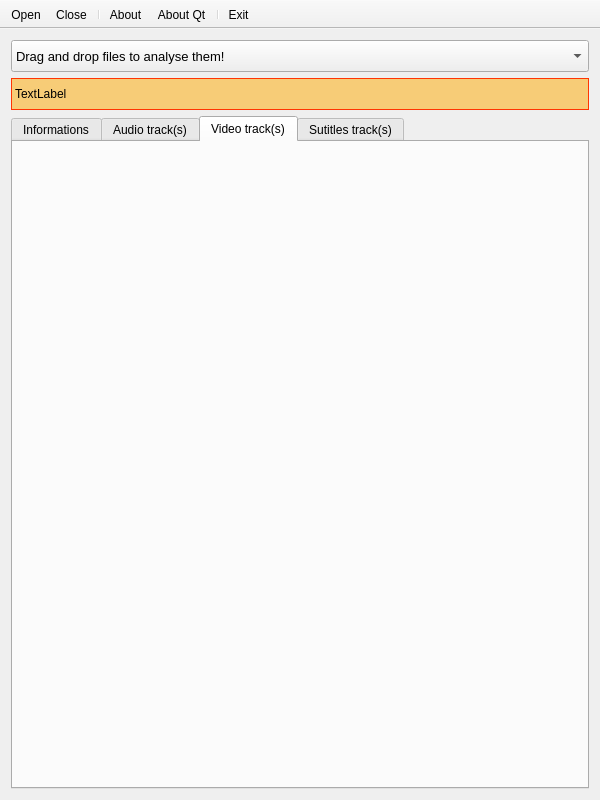
Before: the Qt Designer form mini_analyser/ui/mainwindow.ui in emericg/MiniVideo, drawn with Qt 5.
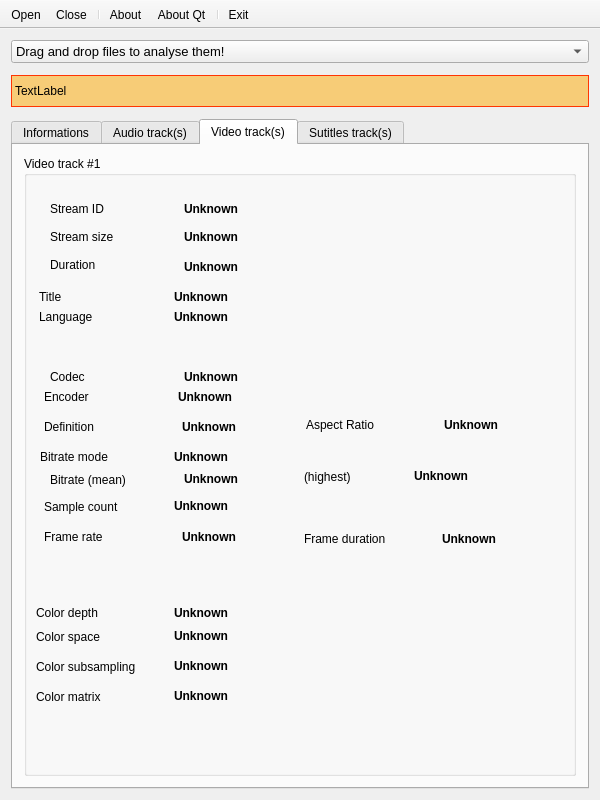
After: the same form once the commit is applied. The open tabs and pages were chosen to show the change. Icons and pictures are not drawn.

Commit message: A few more meta-datas displayed by mini analyzer

```diff
--- a/mini_analyser/ui/mainwindow.ui
+++ b/mini_analyser/ui/mainwindow.ui
@@ -34,6 +34,53 @@
   </property>
   <widget class="QWidget" name="centralWidget">
    <layout class="QGridLayout" name="gridLayout">
+    <property name="verticalSpacing">
+     <number>12</number>
+    </property>
+    <item row="1" column="0">
+     <widget class="QLabel" name="statusLabel">
+      <property name="minimumSize">
+       <size>
+        <width>0</width>
+        <height>32</height>
+       </size>
+      </property>
+      <property name="styleSheet">
+       <string notr="true">border: 1px solid rgb(255, 53, 3);
+background: rgba(255, 170, 0, 128);</string>
+      </property>
+      <property name="text">
+       <string>TextLabel</string>
+      </property>
+     </widget>
+    </item>
+    <item row="0" column="0">
+     <widget class="QComboBox" name="file_comboBox">
+      <property name="font">
+       <font>
+        <pointsize>10</pointsize>
+       </font>
+      </property>
+      <property name="acceptDrops">
+       <bool>true</bool>
+      </property>
+      <property name="iconSize">
+       <size>
+        <width>24</width>
+        <height>24</height>
+       </size>
+      </property>
+      <item>
+       <property name="text">
+        <string>Drag and drop files to analyse them!</string>
+       </property>
+       <property name="icon">
+        <iconset resource="../resources/resources.qrc">
+         <normaloff>:/icons/icons/dialog-information.svg</normaloff>:/icons/icons/dialog-information.svg</iconset>
+       </property>
+      </item>
+     </widget>
+    </item>
     <item row="2" column="0">
      <widget class="QTabWidget" name="tabWidget">
       <property name="acceptDrops">
@@ -791,6 +838,680 @@
        <attribute name="title">
         <string>Video track(s)</string>
        </attribute>
+       <layout class="QGridLayout" name="gridLayout_5">
+        <item row="0" column="0">
+         <widget class="QGroupBox" name="groupBox">
+          <property name="title">
+           <string>Video track #1</string>
+          </property>
+          <widget class="QLabel" name="label_50">
+           <property name="geometry">
+            <rect>
+             <x>12</x>
+             <y>500</y>
+             <width>132</width>
+             <height>21</height>
+            </rect>
+           </property>
+           <property name="text">
+            <string>Color subsampling</string>
+           </property>
+          </widget>
+          <widget class="QLabel" name="label_video_id_2">
+           <property name="geometry">
+            <rect>
+             <x>160</x>
+             <y>42</y>
+             <width>128</width>
+             <height>22</height>
+            </rect>
+           </property>
+           <property name="font">
+            <font>
+             <weight>75</weight>
+             <bold>true</bold>
+            </font>
+           </property>
+           <property name="text">
+            <string>Unknown</string>
+           </property>
+           <property name="textInteractionFlags">
+            <set>Qt::LinksAccessibleByMouse|Qt::TextSelectableByKeyboard|Qt::TextSelectableByMouse</set>
+           </property>
+          </widget>
+          <widget class="QLabel" name="label_51">
+           <property name="geometry">
+            <rect>
+             <x>20</x>
+             <y>370</y>
+             <width>132</width>
+             <height>22</height>
+            </rect>
+           </property>
+           <property name="text">
+            <string>Frame rate</string>
+           </property>
+          </widget>
+          <widget class="QLabel" name="label_video_bitratemode_2">
+           <property name="geometry">
+            <rect>
+             <x>150</x>
+             <y>290</y>
+             <width>128</width>
+             <height>22</height>
+            </rect>
+           </property>
+           <property name="font">
+            <font>
+             <weight>75</weight>
+             <bold>true</bold>
+            </font>
+           </property>
+           <property name="text">
+            <string>Unknown</string>
+           </property>
+           <property name="textInteractionFlags">
+            <set>Qt::LinksAccessibleByMouse|Qt::TextSelectableByKeyboard|Qt::TextSelectableByMouse</set>
+           </property>
+          </widget>
+          <widget class="QLabel" name="label_39">
+           <property name="geometry">
+            <rect>
+             <x>26</x>
+             <y>42</y>
+             <width>128</width>
+             <height>22</height>
+            </rect>
+           </property>
+           <property name="text">
+            <string>Stream ID</string>
+           </property>
+          </widget>
+          <widget class="QLabel" name="label_52">
+           <property name="geometry">
+            <rect>
+             <x>26</x>
+             <y>98</y>
+             <width>128</width>
+             <height>22</height>
+            </rect>
+           </property>
+           <property name="text">
+            <string>Duration</string>
+           </property>
+          </widget>
+          <widget class="QLabel" name="label_53">
+           <property name="geometry">
+            <rect>
+             <x>16</x>
+             <y>290</y>
+             <width>128</width>
+             <height>22</height>
+            </rect>
+           </property>
+           <property name="text">
+            <string>Bitrate mode</string>
+           </property>
+          </widget>
+          <widget class="QLabel" name="label_video_def_2">
+           <property name="geometry">
+            <rect>
+             <x>158</x>
+             <y>260</y>
+             <width>128</width>
+             <height>22</height>
+            </rect>
+           </property>
+           <property name="font">
+            <font>
+             <weight>75</weight>
+             <bold>true</bold>
+            </font>
+           </property>
+           <property name="text">
+            <string>Unknown</string>
+           </property>
+           <property name="textInteractionFlags">
+            <set>Qt::LinksAccessibleByMouse|Qt::TextSelectableByKeyboard|Qt::TextSelectableByMouse</set>
+           </property>
+          </widget>
+          <widget class="QLabel" name="label_54">
+           <property name="geometry">
+            <rect>
+             <x>26</x>
+             <y>210</y>
+             <width>128</width>
+             <height>22</height>
+            </rect>
+           </property>
+           <property name="text">
+            <string>Codec</string>
+           </property>
+          </widget>
+          <widget class="QLabel" name="label_video_bitrate_2">
+           <property name="geometry">
+            <rect>
+             <x>160</x>
+             <y>313</y>
+             <width>128</width>
+             <height>21</height>
+            </rect>
+           </property>
+           <property name="font">
+            <font>
+             <weight>75</weight>
+             <bold>true</bold>
+            </font>
+           </property>
+           <property name="text">
+            <string>Unknown</string>
+           </property>
+           <property name="textInteractionFlags">
+            <set>Qt::LinksAccessibleByMouse|Qt::TextSelectableByKeyboard|Qt::TextSelectableByMouse</set>
+           </property>
+          </widget>
+          <widget class="QLabel" name="label_video_color_depth_2">
+           <property name="geometry">
+            <rect>
+             <x>150</x>
+             <y>446</y>
+             <width>128</width>
+             <height>22</height>
+            </rect>
+           </property>
+           <property name="font">
+            <font>
+             <weight>75</weight>
+             <bold>true</bold>
+            </font>
+           </property>
+           <property name="text">
+            <string>Unknown</string>
+           </property>
+           <property name="textInteractionFlags">
+            <set>Qt::LinksAccessibleByMouse|Qt::TextSelectableByKeyboard|Qt::TextSelectableByMouse</set>
+           </property>
+          </widget>
+          <widget class="QLabel" name="label_55">
+           <property name="geometry">
+            <rect>
+             <x>26</x>
+             <y>70</y>
+             <width>128</width>
+             <height>22</height>
+            </rect>
+           </property>
+           <property name="text">
+            <string>Stream size</string>
+           </property>
+          </widget>
+          <widget class="QLabel" name="label_56">
+           <property name="geometry">
+            <rect>
+             <x>26</x>
+             <y>313</y>
+             <width>128</width>
+             <height>21</height>
+            </rect>
+           </property>
+           <property name="text">
+            <string>Bitrate (mean)</string>
+           </property>
+          </widget>
+          <widget class="QLabel" name="label_video_size_2">
+           <property name="geometry">
+            <rect>
+             <x>160</x>
+             <y>70</y>
+             <width>128</width>
+             <height>22</height>
+            </rect>
+           </property>
+           <property name="font">
+            <font>
+             <weight>75</weight>
+             <bold>true</bold>
+            </font>
+           </property>
+           <property name="text">
+            <string>Unknown</string>
+           </property>
+           <property name="textInteractionFlags">
+            <set>Qt::LinksAccessibleByMouse|Qt::TextSelectableByKeyboard|Qt::TextSelectableByMouse</set>
+           </property>
+          </widget>
+          <widget class="QLabel" name="label_video_duration_2">
+           <property name="geometry">
+            <rect>
+             <x>160</x>
+             <y>100</y>
+             <width>128</width>
+             <height>22</height>
+            </rect>
+           </property>
+           <property name="font">
+            <font>
+             <weight>75</weight>
+             <bold>true</bold>
+            </font>
+           </property>
+           <property name="text">
+            <string>Unknown</string>
+           </property>
+           <property name="textInteractionFlags">
+            <set>Qt::LinksAccessibleByMouse|Qt::TextSelectableByKeyboard|Qt::TextSelectableByMouse</set>
+           </property>
+          </widget>
+          <widget class="QLabel" name="label_57">
+           <property name="geometry">
+            <rect>
+             <x>282</x>
+             <y>258</y>
+             <width>132</width>
+             <height>22</height>
+            </rect>
+           </property>
+           <property name="text">
+            <string>Aspect Ratio</string>
+           </property>
+          </widget>
+          <widget class="QLabel" name="label_video_codec_2">
+           <property name="geometry">
+            <rect>
+             <x>160</x>
+             <y>210</y>
+             <width>128</width>
+             <height>22</height>
+            </rect>
+           </property>
+           <property name="font">
+            <font>
+             <weight>75</weight>
+             <bold>true</bold>
+            </font>
+           </property>
+           <property name="text">
+            <string>Unknown</string>
+           </property>
+           <property name="textInteractionFlags">
+            <set>Qt::LinksAccessibleByMouse|Qt::TextSelectableByKeyboard|Qt::TextSelectableByMouse</set>
+           </property>
+          </widget>
+          <widget class="QLabel" name="label_video_ar_2">
+           <property name="geometry">
+            <rect>
+             <x>420</x>
+             <y>258</y>
+             <width>128</width>
+             <height>22</height>
+            </rect>
+           </property>
+           <property name="font">
+            <font>
+             <weight>75</weight>
+             <bold>true</bold>
+            </font>
+           </property>
+           <property name="text">
+            <string>Unknown</string>
+           </property>
+           <property name="textInteractionFlags">
+            <set>Qt::LinksAccessibleByMouse|Qt::TextSelectableByKeyboard|Qt::TextSelectableByMouse</set>
+           </property>
+          </widget>
+          <widget class="QLabel" name="label_video_color_subsampling_2">
+           <property name="geometry">
+            <rect>
+             <x>150</x>
+             <y>500</y>
+             <width>128</width>
+             <height>21</height>
+            </rect>
+           </property>
+           <property name="font">
+            <font>
+             <weight>75</weight>
+             <bold>true</bold>
+            </font>
+           </property>
+           <property name="text">
+            <string>Unknown</string>
+           </property>
+           <property name="textInteractionFlags">
+            <set>Qt::LinksAccessibleByMouse|Qt::TextSelectableByKeyboard|Qt::TextSelectableByMouse</set>
+           </property>
+          </widget>
+          <widget class="QLabel" name="label_58">
+           <property name="geometry">
+            <rect>
+             <x>12</x>
+             <y>446</y>
+             <width>132</width>
+             <height>22</height>
+            </rect>
+           </property>
+           <property name="text">
+            <string>Color depth</string>
+           </property>
+          </widget>
+          <widget class="QLabel" name="label_video_framerate_2">
+           <property name="geometry">
+            <rect>
+             <x>158</x>
+             <y>370</y>
+             <width>128</width>
+             <height>22</height>
+            </rect>
+           </property>
+           <property name="font">
+            <font>
+             <weight>75</weight>
+             <bold>true</bold>
+            </font>
+           </property>
+           <property name="text">
+            <string>Unknown</string>
+           </property>
+           <property name="textInteractionFlags">
+            <set>Qt::LinksAccessibleByMouse|Qt::TextSelectableByKeyboard|Qt::TextSelectableByMouse</set>
+           </property>
+          </widget>
+          <widget class="QLabel" name="label_59">
+           <property name="geometry">
+            <rect>
+             <x>20</x>
+             <y>260</y>
+             <width>132</width>
+             <height>22</height>
+            </rect>
+           </property>
+           <property name="text">
+            <string>Definition</string>
+           </property>
+          </widget>
+          <widget class="QLabel" name="label_60">
+           <property name="geometry">
+            <rect>
+             <x>12</x>
+             <y>470</y>
+             <width>132</width>
+             <height>21</height>
+            </rect>
+           </property>
+           <property name="text">
+            <string>Color space</string>
+           </property>
+          </widget>
+          <widget class="QLabel" name="label_video_color_subsampling_3">
+           <property name="geometry">
+            <rect>
+             <x>150</x>
+             <y>470</y>
+             <width>128</width>
+             <height>21</height>
+            </rect>
+           </property>
+           <property name="font">
+            <font>
+             <weight>75</weight>
+             <bold>true</bold>
+            </font>
+           </property>
+           <property name="text">
+            <string>Unknown</string>
+           </property>
+           <property name="textInteractionFlags">
+            <set>Qt::LinksAccessibleByMouse|Qt::TextSelectableByKeyboard|Qt::TextSelectableByMouse</set>
+           </property>
+          </widget>
+          <widget class="QLabel" name="label_33">
+           <property name="geometry">
+            <rect>
+             <x>15</x>
+             <y>150</y>
+             <width>129</width>
+             <height>22</height>
+            </rect>
+           </property>
+           <property name="text">
+            <string>Language</string>
+           </property>
+          </widget>
+          <widget class="QLabel" name="label_audio_lng_5">
+           <property name="geometry">
+            <rect>
+             <x>150</x>
+             <y>150</y>
+             <width>129</width>
+             <height>22</height>
+            </rect>
+           </property>
+           <property name="font">
+            <font>
+             <weight>75</weight>
+             <bold>true</bold>
+            </font>
+           </property>
+           <property name="text">
+            <string>Unknown</string>
+           </property>
+           <property name="textInteractionFlags">
+            <set>Qt::LinksAccessibleByMouse|Qt::TextSelectableByKeyboard|Qt::TextSelectableByMouse</set>
+           </property>
+          </widget>
+          <widget class="QLabel" name="label_video_codec_3">
+           <property name="geometry">
+            <rect>
+             <x>154</x>
+             <y>230</y>
+             <width>128</width>
+             <height>22</height>
+            </rect>
+           </property>
+           <property name="font">
+            <font>
+             <weight>75</weight>
+             <bold>true</bold>
+            </font>
+           </property>
+           <property name="text">
+            <string>Unknown</string>
+           </property>
+           <property name="textInteractionFlags">
+            <set>Qt::LinksAccessibleByMouse|Qt::TextSelectableByKeyboard|Qt::TextSelectableByMouse</set>
+           </property>
+          </widget>
+          <widget class="QLabel" name="label_62">
+           <property name="geometry">
+            <rect>
+             <x>20</x>
+             <y>230</y>
+             <width>128</width>
+             <height>22</height>
+            </rect>
+           </property>
+           <property name="text">
+            <string>Encoder</string>
+           </property>
+          </widget>
+          <widget class="QLabel" name="label_63">
+           <property name="geometry">
+            <rect>
+             <x>15</x>
+             <y>130</y>
+             <width>129</width>
+             <height>22</height>
+            </rect>
+           </property>
+           <property name="text">
+            <string>Title</string>
+           </property>
+          </widget>
+          <widget class="QLabel" name="label_audio_lng_6">
+           <property name="geometry">
+            <rect>
+             <x>150</x>
+             <y>130</y>
+             <width>129</width>
+             <height>22</height>
+            </rect>
+           </property>
+           <property name="font">
+            <font>
+             <weight>75</weight>
+             <bold>true</bold>
+            </font>
+           </property>
+           <property name="text">
+            <string>Unknown</string>
+           </property>
+           <property name="textInteractionFlags">
+            <set>Qt::LinksAccessibleByMouse|Qt::TextSelectableByKeyboard|Qt::TextSelectableByMouse</set>
+           </property>
+          </widget>
+          <widget class="QLabel" name="label_65">
+           <property name="geometry">
+            <rect>
+             <x>12</x>
+             <y>530</y>
+             <width>132</width>
+             <height>21</height>
+            </rect>
+           </property>
+           <property name="text">
+            <string>Color matrix</string>
+           </property>
+          </widget>
+          <widget class="QLabel" name="label_video_color_subsampling_4">
+           <property name="geometry">
+            <rect>
+             <x>150</x>
+             <y>530</y>
+             <width>128</width>
+             <height>21</height>
+            </rect>
+           </property>
+           <property name="font">
+            <font>
+             <weight>75</weight>
+             <bold>true</bold>
+            </font>
+           </property>
+           <property name="text">
+            <string>Unknown</string>
+           </property>
+           <property name="textInteractionFlags">
+            <set>Qt::LinksAccessibleByMouse|Qt::TextSelectableByKeyboard|Qt::TextSelectableByMouse</set>
+           </property>
+          </widget>
+          <widget class="QLabel" name="label_video_bitrate_3">
+           <property name="geometry">
+            <rect>
+             <x>390</x>
+             <y>310</y>
+             <width>128</width>
+             <height>21</height>
+            </rect>
+           </property>
+           <property name="font">
+            <font>
+             <weight>75</weight>
+             <bold>true</bold>
+            </font>
+           </property>
+           <property name="text">
+            <string>Unknown</string>
+           </property>
+           <property name="textInteractionFlags">
+            <set>Qt::LinksAccessibleByMouse|Qt::TextSelectableByKeyboard|Qt::TextSelectableByMouse</set>
+           </property>
+          </widget>
+          <widget class="QLabel" name="label_72">
+           <property name="geometry">
+            <rect>
+             <x>280</x>
+             <y>310</y>
+             <width>128</width>
+             <height>21</height>
+            </rect>
+           </property>
+           <property name="text">
+            <string>(highest)</string>
+           </property>
+          </widget>
+          <widget class="QLabel" name="label_76">
+           <property name="geometry">
+            <rect>
+             <x>20</x>
+             <y>340</y>
+             <width>129</width>
+             <height>21</height>
+            </rect>
+           </property>
+           <property name="text">
+            <string>Sample count</string>
+           </property>
+          </widget>
+          <widget class="QLabel" name="label_audio_channels_4">
+           <property name="geometry">
+            <rect>
+             <x>150</x>
+             <y>340</y>
+             <width>129</width>
+             <height>21</height>
+            </rect>
+           </property>
+           <property name="font">
+            <font>
+             <weight>75</weight>
+             <bold>true</bold>
+            </font>
+           </property>
+           <property name="text">
+            <string>Unknown</string>
+           </property>
+           <property name="textInteractionFlags">
+            <set>Qt::LinksAccessibleByMouse|Qt::TextSelectableByKeyboard|Qt::TextSelectableByMouse</set>
+           </property>
+          </widget>
+          <widget class="QLabel" name="label_video_framerate_3">
+           <property name="geometry">
+            <rect>
+             <x>418</x>
+             <y>372</y>
+             <width>128</width>
+             <height>22</height>
+            </rect>
+           </property>
+           <property name="font">
+            <font>
+             <weight>75</weight>
+             <bold>true</bold>
+            </font>
+           </property>
+           <property name="text">
+            <string>Unknown</string>
+           </property>
+           <property name="textInteractionFlags">
+            <set>Qt::LinksAccessibleByMouse|Qt::TextSelectableByKeyboard|Qt::TextSelectableByMouse</set>
+           </property>
+          </widget>
+          <widget class="QLabel" name="label_77">
+           <property name="geometry">
+            <rect>
+             <x>280</x>
+             <y>372</y>
+             <width>132</width>
+             <height>22</height>
+            </rect>
+           </property>
+           <property name="text">
+            <string>Frame duration</string>
+           </property>
+          </widget>
+         </widget>
+        </item>
+       </layout>
       </widget>
       <widget class="QWidget" name="tab_2">
        <attribute name="icon">
@@ -803,56 +1524,6 @@
       </widget>
      </widget>
     </item>
-    <item row="0" column="0">
-     <widget class="QComboBox" name="file_comboBox">
-      <property name="minimumSize">
-       <size>
-        <width>0</width>
-        <height>32</height>
-       </size>
-      </property>
-      <property name="font">
-       <font>
-        <pointsize>10</pointsize>
-       </font>
-      </property>
-      <property name="acceptDrops">
-       <bool>true</bool>
-      </property>
-      <property name="iconSize">
-       <size>
-        <width>24</width>
-        <height>24</height>
-       </size>
-      </property>
-      <item>
-       <property name="text">
-        <string>Drag and drop files to analyse them!</string>
-       </property>
-       <property name="icon">
-        <iconset resource="../resources/resources.qrc">
-         <normaloff>:/icons/icons/dialog-information.svg</normaloff>:/icons/icons/dialog-information.svg</iconset>
-       </property>
-      </item>
-     </widget>
-    </item>
-    <item row="1" column="0">
-     <widget class="QLabel" name="statusLabel">
-      <property name="minimumSize">
-       <size>
-        <width>0</width>
-        <height>32</height>
-       </size>
-      </property>
-      <property name="styleSheet">
-       <string notr="true">border: 1px solid rgb(255, 53, 3);
-background: rgba(255, 170, 0, 128);</string>
-      </property>
-      <property name="text">
-       <string>TextLabel</string>
-      </property>
-     </widget>
-    </item>
    </layout>
   </widget>
   <widget class="QToolBar" name="mainToolBar">
```
Left out of the diff: 738 changed lines with no effect on the pictures. The commit also changes 2 other files.
